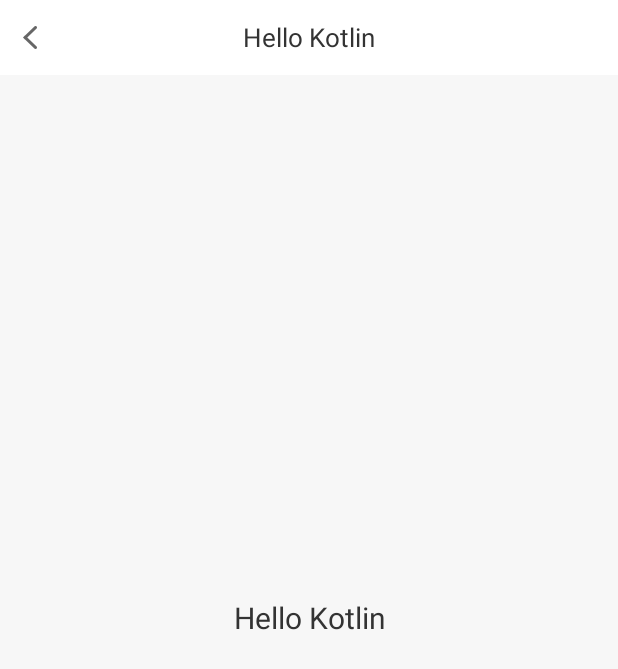
After one commit to aibfive/KotlinPorject, an Android app: the HelloKotlinActivity screen opened directly, with no data from a screen before it, on a phone screen of 412 x 824 dp. The commit adds this screen. Shown: the top 669 px of the screen. Run offline under Robolectric (Android 15) with nearby library versions, the phone set to English and light mode, and no system bars.

Commit message:
1、Kotlin学习中；

```diff
--- a/app/build.gradle
+++ b/app/build.gradle
@@ -1,4 +1,6 @@
 apply plugin: 'com.android.application'
+apply plugin: 'kotlin-android-extensions'
+apply plugin: 'kotlin-android'
 
 android {
     compileSdkVersion 28
@@ -25,4 +27,8 @@ dependencies {
     testImplementation 'junit:junit:4.12'
     androidTestImplementation 'com.android.support.test:runner:1.0.2'
     androidTestImplementation 'com.android.support.test.espresso:espresso-core:3.0.2'
+    implementation "org.jetbrains.kotlin:kotlin-stdlib-jdk7:$kotlin_version"
 }
+repositories {
+    mavenCentral()
+}
--- /dev/null
+++ b/app/src/main/java/com/sandu/kotlinporject/HelloKotlinActivity.kt
@@ -0,0 +1,33 @@
+package com.sandu.kotlinporject
+
+import android.os.Bundle
+import android.support.v7.app.AppCompatActivity
+import android.view.View
+import kotlinx.android.synthetic.main.activity_hello_kotlin.*
+
+/**
+ * KotlinPorject
+ * @author lizewu
+ * @date 2019/3/22
+ */
+class HelloKotlinActivity : AppCompatActivity(), View.OnClickListener {
+
+    override fun onCreate(savedInstanceState: Bundle?) {
+        super.onCreate(savedInstanceState)
+        setContentView(R.layout.activity_hello_kotlin)
+        setOnClickListener()
+    }
+
+    /**
+     * 设置点击监听器
+     */
+    fun setOnClickListener(){
+        backIv.setOnClickListener(this)
+    }
+
+    override fun onClick(v: View) {
+        when(v.id){
+            backIv.id -> finish()  //关闭页面
+        }
+    }
+}
--- /dev/null
+++ b/app/src/main/res/layout/activity_hello_kotlin.xml
@@ -0,0 +1,40 @@
+<?xml version="1.0" encoding="utf-8"?>
+<FrameLayout
+    xmlns:android="http://schemas.android.com/apk/res/android"
+    android:layout_width="match_parent"
+    android:layout_height="match_parent"
+    android:background="@color/colorF7F7F7">
+
+    <RelativeLayout
+        android:layout_width="match_parent"
+        android:layout_height="50dp"
+        android:background="@android:color/white">
+
+        <ImageView
+            android:id="@+id/backIv"
+            android:layout_width="wrap_content"
+            android:layout_height="match_parent"
+            android:paddingLeft="15dp"
+            android:paddingRight="15dp"
+            android:src="@mipmap/icon_back2"/>
+
+
+        <TextView
+            android:layout_width="wrap_content"
+            android:layout_height="wrap_content"
+            android:text="Hello Kotlin"
+            android:textColor="@color/color333333"
+            android:textSize="17dp"
+            android:layout_centerInParent="true"/>
+
+    </RelativeLayout>
+
+    <TextView
+        android:layout_width="match_parent"
+        android:layout_height="match_parent"
+        android:gravity="center"
+        android:textColor="@color/color333333"
+        android:textSize="20dp"
+        android:text="Hello Kotlin"/>
+
+</FrameLayout>
--- a/app/src/main/res/values/colors.xml
+++ b/app/src/main/res/values/colors.xml
@@ -3,4 +3,8 @@
     <color name="colorPrimary">#008577</color>
     <color name="colorPrimaryDark">#00574B</color>
     <color name="colorAccent">#D81B60</color>
+
+    <color name="colorF7F7F7">#F7F7F7</color>
+    <color name="color333333">#333333</color>
+    <color name="color719FF2">#719FF2</color>
 </resources>
--- a/app/src/main/res/values/styles.xml
+++ b/app/src/main/res/values/styles.xml
@@ -1,7 +1,7 @@
 <resources>
 
     <!-- Base application theme. -->
-    <style name="AppTheme" parent="Theme.AppCompat.Light.DarkActionBar">
+    <style name="AppTheme" parent="Theme.AppCompat.Light.NoActionBar">
         <!-- Customize your theme here. -->
         <item name="colorPrimary">@color/colorPrimary</item>
         <item name="colorPrimaryDark">@color/colorPrimaryDark</item>
--- a/build.gradle
+++ b/build.gradle
@@ -1,6 +1,7 @@
 // Top-level build file where you can add configuration options common to all sub-projects/modules.
 
 buildscript {
+    ext.kotlin_version = '1.3.21'
     repositories {
         google()
         jcenter()
@@ -8,6 +9,7 @@ buildscript {
     }
     dependencies {
         classpath 'com.android.tools.build:gradle:3.3.2'
+        classpath "org.jetbrains.kotlin:kotlin-gradle-plugin:$kotlin_version"
 
         // NOTE: Do not place your application dependencies here; they belong
         // in the individual module build.gradle files
```
Also changed, not shown: app/src/main/AndroidManifest.xml (+8 -1 lines), app/src/main/java/com/sandu/kotlinporject/MainActivity.java (deleted, +0 -13 lines), app/src/main/java/com/sandu/kotlinporject/MainActivity.kt (added, +45 -0 lines), app/src/main/res/drawable/bg_0_5dp_bottom_color333333_solid_write.xml (added, +16 -0 lines), app/src/main/res/drawable/bg_white_solid_color333333_border.xml (added, +8 -0 lines), app/src/main/res/layout/activity_main.xml (+39 -9 lines), app/src/main/res/mipmap-hdpi/icon_back2.png (added), app/src/main/res/mipmap-mdpi/icon_back2.png (added), app/src/main/res/mipmap-xhdpi/icon_back2.png (added), app/src/main/res/mipmap-xxhdpi/icon_back2.png (added), app/src/main/res/mipmap-xxxhdpi/icon_back2.png (added).
